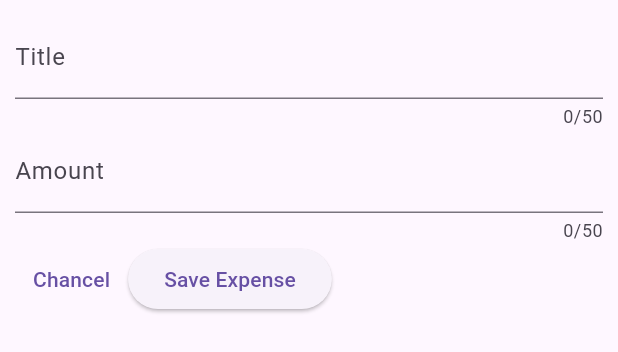
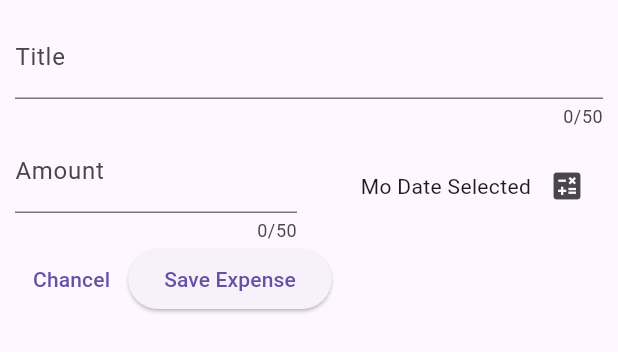
Before and after one commit to vasanthmn1/flutter1, a Flutter app: the NewExpense widget shown alone on an empty page, opened directly, on a phone screen of 412 x 824 dp. Shown: the top 352 px of the screen. Run offline on Flutter 3.47's test engine with Material 2 defaults, Android fonts, the phone set to English and light mode, and no system bars; our stand-ins replace google_fonts.

Commit message:
adding date picker

```diff
--- a/expenses_tracker/lib/widgets/new_expense.dart
+++ b/expenses_tracker/lib/widgets/new_expense.dart
@@ -1,4 +1,6 @@
+import 'package:expenses_tracker/models/expense.dart';
 import 'package:flutter/material.dart';
+import 'package:intl/intl.dart';
 
 class NewExpense extends StatefulWidget {
   const NewExpense({super.key});
@@ -11,6 +13,21 @@ class _NewExpenseState extends State<NewExpense> {
   // control text input
   final _titleController = TextEditingController();
   final _amountController = TextEditingController();
+  DateTime? _selectedDate;
+  void _presentDatePicker() async {
+    final now = DateTime.now();
+    final fistDate = DateTime(now.year - 1);
+
+    final pickDate = await showDatePicker(
+        context: context, initialDate: now, firstDate: fistDate, lastDate: now);
+
+    setState(() {
+      _selectedDate = pickDate;
+    });
+
+    //
+  }
+
   @override
   void dispose() {
     super.dispose();
@@ -30,12 +47,34 @@ class _NewExpenseState extends State<NewExpense> {
             maxLength: 50,
             decoration: const InputDecoration(label: Text("Title")),
           ),
-          TextField(
-            controller: _amountController,
-            keyboardType: TextInputType.number,
-            maxLength: 50,
-            decoration:
-                const InputDecoration(label: Text("Amount"), prefixText: '\$'),
+          Row(
+            children: [
+              Expanded(
+                child: TextField(
+                  controller: _amountController,
+                  keyboardType: TextInputType.number,
+                  maxLength: 50,
+                  decoration: const InputDecoration(
+                      label: Text("Amount"), prefixText: '\$'),
+                ),
+              ),
+              const SizedBox(
+                width: 16,
+              ),
+              Expanded(
+                  child: Row(
+                mainAxisAlignment: MainAxisAlignment.end,
+                crossAxisAlignment: CrossAxisAlignment.center,
+                children: [
+                  Text(_selectedDate == null
+                      ? 'Mo Date Selected'
+                      : formatter.format(_selectedDate!)),
+                  IconButton(
+                      onPressed: _presentDatePicker,
+                      icon: const Icon(Icons.calculate))
+                ],
+              ))
+            ],
           ),
           Row(
             children: [
```
